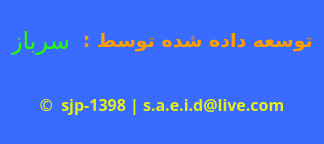
Qt form about.ui (JavadiSaeid/ArchivingSystem_doc) before a commit.
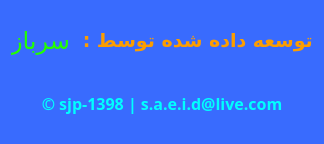
The same form after that commit.

```diff
--- a/about.ui
+++ b/about.ui
@@ -91,7 +91,7 @@
       <string notr="true">color:#E6F014 ;</string>
      </property>
      <property name="text">
-      <string>©  sjp-1398 | s.a.e.i.d@live.com</string>
+      <string>&lt;html&gt;&lt;head/&gt;&lt;body&gt;&lt;p&gt;&lt;a href=&quot;mailto:s.a.e.i.d@live.com&quot;&gt;&lt;span style=&quot; text-decoration: none; color:#00ffff;&quot;&gt;© sjp-1398 | s.a.e.i.d@live.com&lt;/span&gt;&lt;/a&gt;&lt;/p&gt;&lt;/body&gt;&lt;/html&gt;</string>
      </property>
      <property name="alignment">
       <set>Qt::AlignCenter</set>
```
